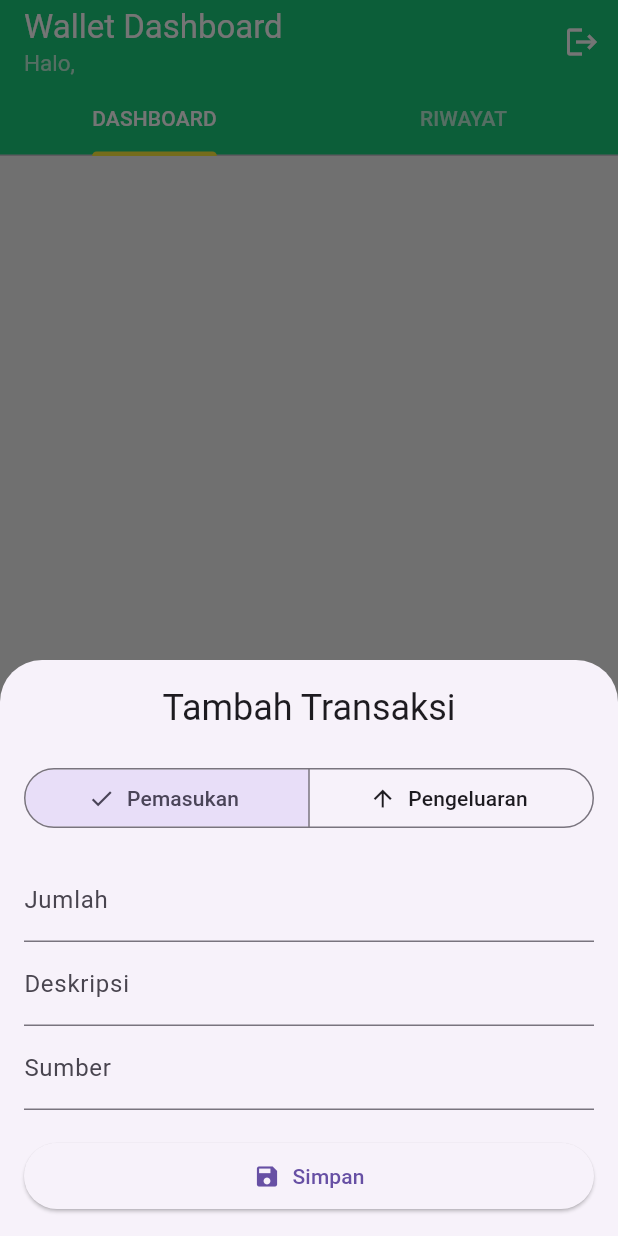
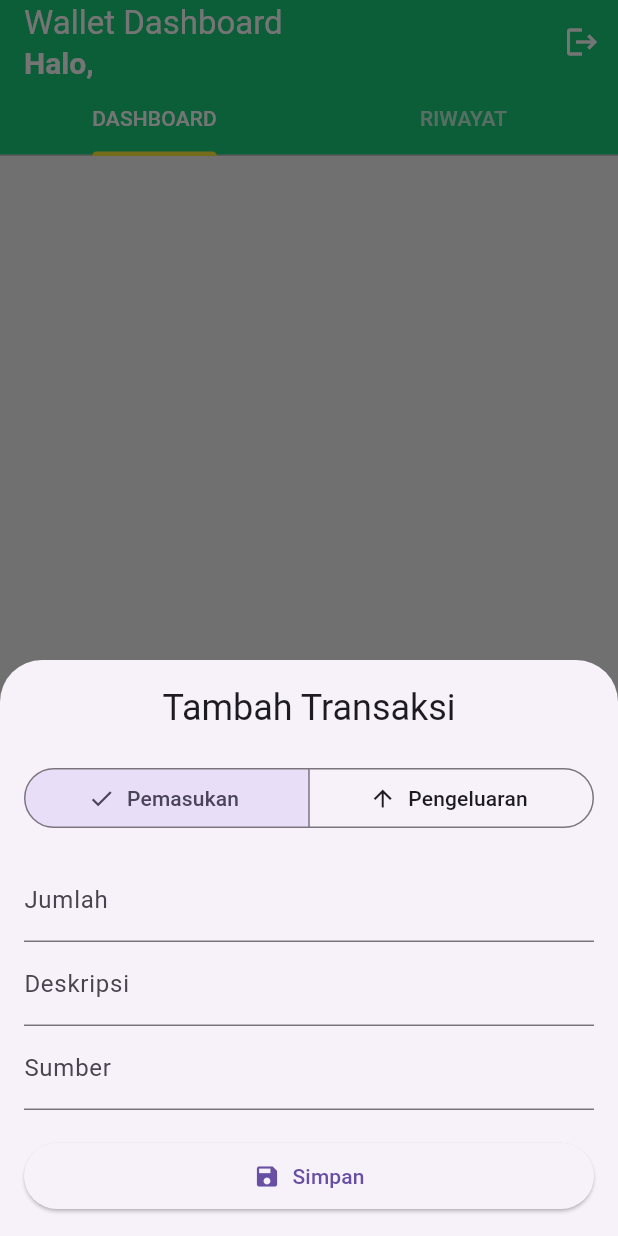
Before and after one commit to 231130250/Tugas_Final-3-_PAM, a Flutter app: the screen it shows once a user with an empty profile is signed in, after a tap on the "add" icon, on a phone screen of 412 x 824 dp. Run offline on Flutter 3.47's test engine with Material 3 defaults, Android fonts, the phone set to English and light mode, and no system bars; our stand-ins replace cloud_firestore, firebase_auth, firebase_core, fl_chart, shared_preferences; accounts and stored records are empty.

Commit message:
Memperbaiki Sharepreference

```diff
--- a/lib/providers/auth_gate.dart
+++ b/lib/providers/auth_gate.dart
@@ -1,5 +1,9 @@
+// Salin dan ganti seluruh isi file lib/providers/auth_gate.dart
+
 import 'package:firebase_auth/firebase_auth.dart';
 import 'package:flutter/material.dart';
+import 'package:cloud_firestore/cloud_firestore.dart';
+import 'package:wallet/model/user_model.dart';
 import 'package:wallet/screens/home_screens.dart';
 import 'package:wallet/screens/login_screen.dart';
 
@@ -8,27 +12,75 @@ class AuthGate extends StatelessWidget {
 
   @override
   Widget build(BuildContext context) {
-    return Scaffold(
-      body: StreamBuilder<User?>(
+    return StreamBuilder<User?>(
       stream: FirebaseAuth.instance.authStateChanges(),
       builder: (context, snapshot) {
-          print("--- AUTH_GATE STATUS ---");
-          print("Connection State: ${snapshot.connectionState}");
-          print("Has Data: ${snapshot.hasData}");
-          print("User Data: ${snapshot.data}");
-          print("------------------------");
-
         if (snapshot.connectionState == ConnectionState.waiting) {
-            return const Center(child: CircularProgressIndicator());
+          return const Scaffold(body: Center(child: CircularProgressIndicator()));
         }
 
         if (snapshot.hasData) {
-            return const HomeScreen();
+          // JIKA SUDAH LOGIN, JANGAN LANGSUNG KE HOME
+          // TAPI, PANGGIL WIDGET PENGAMBIL DATA PENGGUNA
+          return UserDataLoader(userId: snapshot.data!.uid);
         }
 
+        // Jika tidak ada sesi login, ke halaman login
         return const LoginScreen();
       },
-      ),
     );
   }
 }
+
+// WIDGET BARU: Pos pemeriksaan untuk mengambil data profil pengguna
+class UserDataLoader extends StatefulWidget {
+  final String userId;
+  const UserDataLoader({super.key, required this.userId});
+
+  @override
+  State<UserDataLoader> createState() => _UserDataLoaderState();
+}
+
+class _UserDataLoaderState extends State<UserDataLoader> {
+  // Fungsi ini HANYA untuk mengambil data dari Firestore
+  Future<AppUser?> _fetchUserData() async {
+    try {
+      final doc = await FirebaseFirestore.instance
+          .collection('users')
+          .doc(widget.userId)
+          .get();
+
+      if (doc.exists) {
+        return AppUser.fromMap(doc.id, doc.data()!);
+      }
+      return null;
+    } catch (e) {
+      print("Error di UserDataLoader: $e");
+      return null; // Jika gagal, akan diarahkan ke login
+    }
+  }
+
+  @override
+  Widget build(BuildContext context) {
+    // FutureBuilder akan menampilkan UI berdasarkan status Future
+    return FutureBuilder<AppUser?>(
+      future: _fetchUserData(),
+      builder: (context, userSnapshot) {
+        // Saat data sedang diambil, tampilkan loading
+        if (userSnapshot.connectionState == ConnectionState.waiting) {
+          return const Scaffold(body: Center(child: CircularProgressIndicator()));
+        }
+
+        // Jika terjadi error atau data pengguna tidak ada
+        if (userSnapshot.hasError || !userSnapshot.hasData || userSnapshot.data == null) {
+          // Maka, paksa kembali ke halaman login untuk keamanan
+          return const LoginScreen();
+        }
+
+        // JIKA BERHASIL: Data pengguna (AppUser) sudah didapat.
+        // Sekarang baru kita tampilkan HomeScreen dan KIRIM data tersebut.
+        return HomeScreen(user: userSnapshot.data!);
+      },
+    );
+  }
+}
--- a/lib/providers/auth_service.dart
+++ b/lib/providers/auth_service.dart
@@ -1,3 +1,5 @@
+// Salin dan ganti seluruh isi file lib/providers/auth_service.dart
+
 import 'package:cloud_firestore/cloud_firestore.dart';
 import 'package:firebase_auth/firebase_auth.dart';
 import 'package:wallet/model/user_model.dart';
@@ -12,8 +14,8 @@ class AuthService {
     required String pin,
   }) async {
     try {
-
-      UserCredential userCredential = await _auth.createUserWithEmailAndPassword(
+      UserCredential userCredential =
+          await _auth.createUserWithEmailAndPassword(
         email: email,
         password: pin,
       );
@@ -43,6 +45,10 @@ class AuthService {
       final doc = await _db.collection('users').doc(userUid).get();
 
       if (doc.exists) {
+        // --- DIAGNOSTIK 1: Memeriksa data dari Firestore ---
+        print('--- DATA DARI FIRESTORE ---');
+        print(doc.data());
+        // ----------------------------------------------------
         return AppUser.fromMap(doc.id, doc.data()!);
       }
       return null;
--- a/lib/screens/home_screens.dart
+++ b/lib/screens/home_screens.dart
@@ -1,7 +1,9 @@
-import 'package:firebase_auth/firebase_auth.dart';
+// Salin dan ganti seluruh isi file lib/screens/home_screens.dart
+
 import 'package:flutter/material.dart';
 import 'package:intl/intl.dart';
 import 'package:provider/provider.dart';
+import 'package:wallet/model/user_model.dart';
 import 'package:wallet/providers/auth_service.dart';
 import 'package:wallet/providers/shared_preference.dart';
 import 'package:wallet/providers/transaksi_provider.dart';
@@ -10,50 +12,34 @@ import 'package:wallet/widdgets/expenses_donut_chart.dart';
 import 'package:wallet/widdgets/finance_chart.dart';
 
 class HomeScreen extends StatefulWidget {
-  const HomeScreen({super.key});
+  // Constructor diubah menjadi WAJIB menerima data AppUser
+  final AppUser user;
+
+  const HomeScreen({super.key, required this.user});
 
   @override
   State<HomeScreen> createState() => _HomeScreenState();
 }
 
 class _HomeScreenState extends State<HomeScreen> {
-  String? username;
+  // Tidak perlu lagi ada state `username` atau fungsi `_loadUser` di sini
+  // karena data sudah diterima melalui `widget.user`
 
   @override
   void initState() {
     super.initState();
-    _loadData();
-  }
-
-  void _loadData() {
-    final currentUser = FirebaseAuth.instance.currentUser;
-    print("--- HOME_SCREEN LOAD DATA ---");
-    print("Current User saat di HomeScreen: ${currentUser?.email}");
-    print("---------------------------");
-
+    // Langsung fetch transaksi karena data user sudah dijamin ada
     Future.microtask(() {
       Provider.of<TransaksiProvider>(context, listen: false).fetchTransactions();
     });
-    _loadUser();
-  }
-
-  Future<void> _loadUser() async {
-    final data = await SharedPrefService.getUser();
-    if (mounted && data != null) {
-      setState(() {
-        username = data['username'];
-      });
-    }
   }
 
   void _logout() async {
-    final authService = Provider.of<AuthService>(context, listen: false);
-    await authService.logout();
+    await AuthService().logout();
     await SharedPrefService.clear();
-    // AuthGate akan secara otomatis menangani navigasi ke halaman login
+    // AuthGate akan secara otomatis mengarahkan ke halaman login
   }
 
-  // Sisa kode di HomeScreen sama seperti sebelumnya...
   String _formatCurrency(double amount, {bool showSymbol = true}) {
     final format = NumberFormat.currency(
       locale: 'id_ID',
@@ -80,10 +66,10 @@ class _HomeScreenState extends State<HomeScreen> {
                 'Wallet Dashboard',
                 style: TextStyle(color: Colors.white),
               ),
-              if (username != null)
+              // Tampilkan username langsung dari data yang dikirim
               Text(
-                  'Halo, $username',
-                  style: const TextStyle(color: Colors.white70, fontSize: 15),
+                'Halo, ${widget.user.username}', // Langsung pakai dari widget
+                style: const TextStyle(color: Colors.white, fontSize: 20, fontWeight: FontWeight.bold),
               ),
             ],
           ),
@@ -91,10 +77,7 @@ class _HomeScreenState extends State<HomeScreen> {
             IconButton(
               icon: const Icon(Icons.logout, color: Colors.white),
               tooltip: 'Keluar',
-              onPressed: () async {
-                 await AuthService().logout();
-                 await SharedPrefService.clear();
-              }
+              onPressed: _logout,
             ),
           ],
           bottom: const TabBar(
@@ -104,8 +87,7 @@ class _HomeScreenState extends State<HomeScreen> {
             tabs: [Tab(text: 'DASHBOARD'), Tab(text: 'RIWAYAT')],
           ),
         ),
-        body:
-            transaksiProvider.isLoading
+        body: transaksiProvider.isLoading
             ? const Center(child: CircularProgressIndicator())
             : TabBarView(
                 children: [
@@ -128,13 +110,12 @@ class _HomeScreenState extends State<HomeScreen> {
     );
   }
 
+  // Bagian sisa dari UI tidak perlu diubah
   Widget _buildDashboard(BuildContext context) {
     final transaksi = context.watch<TransaksiProvider>();
-
     if (transaksi.transactions.isEmpty) {
       return const Center(child: Text('Data masih kosong.'));
     }
-
     return SingleChildScrollView(
       padding: const EdgeInsets.all(16.0),
       child: Column(
@@ -159,34 +140,16 @@ class _HomeScreenState extends State<HomeScreen> {
         child: Column(
           crossAxisAlignment: CrossAxisAlignment.start,
           children: [
-            const Text(
-              "Wallet Status",
-              style: TextStyle(
-                fontSize: 18,
-                fontWeight: FontWeight.bold,
-                color: Colors.black87,
-              ),
-            ),
+            const Text("Wallet Status", style: TextStyle(fontSize: 18, fontWeight: FontWeight.bold, color: Colors.black87)),
             const SizedBox(height: 4),
-            Text(
-              "Performa 30 hari terakhir",
-              style: TextStyle(color: Colors.grey[600]),
-            ),
+            Text("Performa 30 hari terakhir", style: TextStyle(color: Colors.grey[600])),
             const Divider(height: 24),
             Row(
               mainAxisAlignment: MainAxisAlignment.spaceAround,
               children: [
                 _buildGaugeItem("Saldo", transaksi.balance, Colors.blue),
-                _buildGaugeItem(
-                  "Pemasukan",
-                  transaksi.totalIncome,
-                  Colors.green,
-                ),
-                _buildGaugeItem(
-                  "Pengeluaran",
-                  transaksi.totalExpense,
-                  Colors.red,
-                ),
+                _buildGaugeItem("Pemasukan", transaksi.totalIncome, Colors.green),
+                _buildGaugeItem("Pengeluaran", transaksi.totalExpense, Colors.red),
               ],
             ),
           ],
@@ -211,77 +174,47 @@ class _HomeScreenState extends State<HomeScreen> {
                 valueColor: AlwaysStoppedAnimation<Color>(color),
               ),
             ),
-            Text(
-              title,
-              style: const TextStyle(fontWeight: FontWeight.bold, fontSize: 12),
-            ),
+            Text(title, style: const TextStyle(fontWeight: FontWeight.bold, fontSize: 12)),
           ],
         ),
         const SizedBox(height: 8),
-        Text(
-          _formatCurrency(value),
-          style: const TextStyle(fontSize: 16, fontWeight: FontWeight.bold),
-        ),
+        Text(_formatCurrency(value), style: const TextStyle(fontSize: 16, fontWeight: FontWeight.bold)),
       ],
     );
   }
 
   Widget _buildTransactionList(BuildContext context) {
     final transaksi = context.watch<TransaksiProvider>();
-
     if (transaksi.transactions.isEmpty) {
       return const Center(
-        child: Text(
-          'Belum ada transaksi.',
-          style: TextStyle(fontSize: 16, color: Colors.grey),
-        ),
+        child: Text('Belum ada transaksi.', style: TextStyle(fontSize: 16, color: Colors.grey)),
       );
     }
-
     return ListView.builder(
       padding: const EdgeInsets.all(8),
       itemCount: transaksi.transactions.length,
       itemBuilder: (context, index) {
         final transaction = transaksi.transactions[index];
         final isIncome = transaction.type?.toLowerCase() == 'pemasukan';
-
-        final iconData =
-            isIncome ? Icons.account_balance_wallet : Icons.shopping_cart;
+        final iconData = isIncome ? Icons.account_balance_wallet : Icons.shopping_cart;
         final color = isIncome ? Colors.green : Colors.redAccent;
         final title = transaction.description ?? '-';
-        final subtitle =
-            isIncome
+        final subtitle = isIncome
             ? 'Pemasukan dari ${transaction.category ?? 'Tidak diketahui'}'
             : 'Pengeluaran untuk ${transaction.category ?? 'Tidak diketahui'}';
-        final amountString =
-            '${isIncome ? '+' : '-'} ${_formatCurrency(transaction.amount?.toDouble() ?? 0)}';
-
+        final amountString = '${isIncome ? '+' : '-'} ${_formatCurrency(transaction.amount?.toDouble() ?? 0)}';
         return Card(
           margin: const EdgeInsets.symmetric(horizontal: 8, vertical: 4),
           child: ListTile(
-            leading: CircleAvatar(
-              backgroundColor: color.withOpacity(0.2),
-              child: Icon(iconData, color: color),
-            ),
-            title: Text(
-              title,
-              style: const TextStyle(fontWeight: FontWeight.bold),
-            ),
+            leading: CircleAvatar(backgroundColor: color.withOpacity(0.2), child: Icon(iconData, color: color)),
+            title: Text(title, style: const TextStyle(fontWeight: FontWeight.bold)),
             subtitle: Text(subtitle, style: TextStyle(color: Colors.grey[600])),
-            trailing: Text(
-              amountString,
-              style: TextStyle(
-                fontWeight: FontWeight.bold,
-                color: color,
-                fontSize: 15,
-              ),
-            ),
+            trailing: Text(amountString, style: TextStyle(fontWeight: FontWeight.bold, color: color, fontSize: 15)),
             onTap: () {
               showModalBottomSheet(
                 context: context,
                 isScrollControlled: true,
-                builder:
-                    (_) => AddEditTransactionSheet(transaction: transaction),
+                builder: (_) => AddEditTransactionSheet(transaction: transaction),
               );
             },
           ),
--- a/lib/screens/login_screen.dart
+++ b/lib/screens/login_screen.dart
@@ -1,5 +1,8 @@
+// Salin dan ganti seluruh isi file lib/screens/login_screen.dart
+
 import 'package:flutter/material.dart';
 import 'package:provider/provider.dart';
+import 'package:wallet/model/user_model.dart';
 import 'package:wallet/providers/auth_service.dart';
 import 'package:wallet/providers/shared_preference.dart';
 import 'package:wallet/providers/transaksi_provider.dart';
@@ -29,24 +32,30 @@ class _LoginScreenState extends State<LoginScreen> {
     setState(() => _isLoading = true);
 
     try {
-      final user = await authService.loginUser(
+      // Langkah 1: Login dan dapatkan data user
+      final AppUser? user = await authService.loginUser(
         emailController.text.trim(),
         pinController.text.trim(),
       );
 
       if (user != null && mounted) {
+        // Langkah 2: Simpan data ke SharedPreferences untuk sesi berikutnya
         await SharedPrefService.saveUser(
           id: user.id,
           email: user.email,
           username: user.username,
         );
 
-        // Panggil fetchTransactions SETELAH login berhasil
         await Provider.of<TransaksiProvider>(context, listen: false).fetchTransactions();
 
+        // Langkah 3 (PENTING): Navigasi ke HomeScreen dan KIRIM objek user
         Navigator.pushReplacement(
           context,
-          MaterialPageRoute(builder: (_) => const HomeScreen()),
+          MaterialPageRoute(
+            builder: (_) => HomeScreen(
+              user: user, // Mengirim data user secara langsung
+            ),
+          ),
         );
       }
     } catch (e) {
@@ -62,6 +71,7 @@ class _LoginScreenState extends State<LoginScreen> {
 
   @override
   Widget build(BuildContext context) {
+    // UI tidak berubah, jadi kita biarkan saja
     return Scaffold(
       backgroundColor: Colors.green.shade50,
       body: Center(
@@ -111,10 +121,9 @@ class _LoginScreenState extends State<LoginScreen> {
                 child: ElevatedButton(
                   onPressed: _isLoading ? null : _login,
                   style: ElevatedButton.styleFrom(
-                    padding: const EdgeInsets.symmetric(vertical: 14),
-                    backgroundColor: Colors.green,
-                    foregroundColor: Colors.white
-                  ),
+                      padding: const EdgeInsets.symmetric(vertical: 14),
+                      backgroundColor: Colors.green,
+                      foregroundColor: Colors.white),
                   child: _isLoading
                       ? const SizedBox(
                           width: 20,
```
Lines whose indentation alone changed are shown as unchanged.
